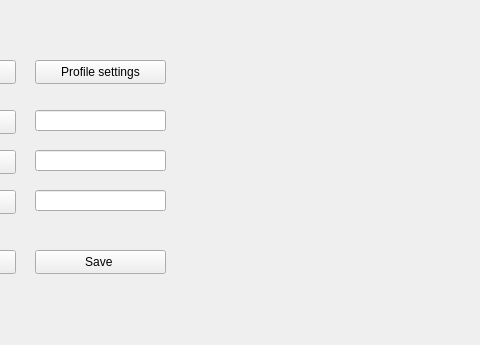
Before: the Qt Designer form Triviador/Triviador/Triviador.ui in AndreiAndreea/TriviadorMCpp, drawn with Qt 5; both pictures show x 165 to 645 and y 107 to 452 of the 767 by 452 pixel window.
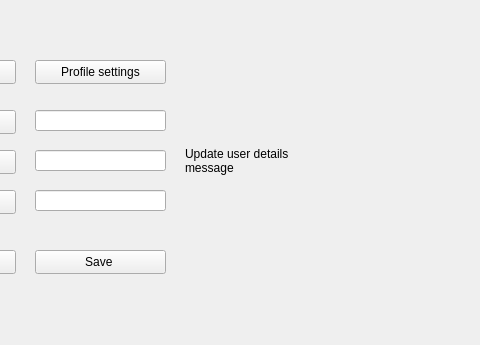
After: the same form once the commit is applied.

Commit message: Added a functionality to update user's credentials (username, password and e-mail) into the database.

The edit to the form file:
```diff
--- a/Triviador/Triviador/Triviador.ui
+++ b/Triviador/Triviador/Triviador.ui
@@ -143,7 +143,7 @@
      <rect>
       <x>20</x>
       <y>190</y>
-      <width>391</width>
+      <width>451</width>
       <height>191</height>
      </rect>
     </property>
@@ -242,6 +242,22 @@
       <string>Save </string>
      </property>
     </widget>
+    <widget class="QLabel" name="updateUserDetailsMessageLabel">
+     <property name="geometry">
+      <rect>
+       <x>330</x>
+       <y>30</y>
+       <width>111</width>
+       <height>61</height>
+      </rect>
+     </property>
+     <property name="text">
+      <string>Update user details message</string>
+     </property>
+     <property name="wordWrap">
+      <bool>true</bool>
+     </property>
+    </widget>
    </widget>
   </widget>
   <widget class="QMenuBar" name="menuBar">
```
The commit also changes 6 other files.
